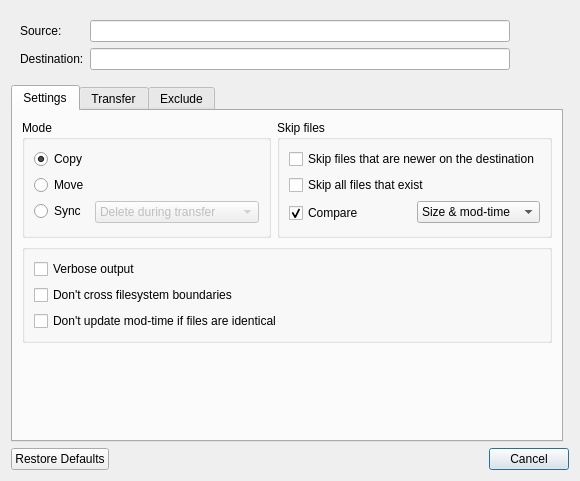
mmozeiko/RcloneBrowser, file src/transfer_dialog.ui: the form before one commit.
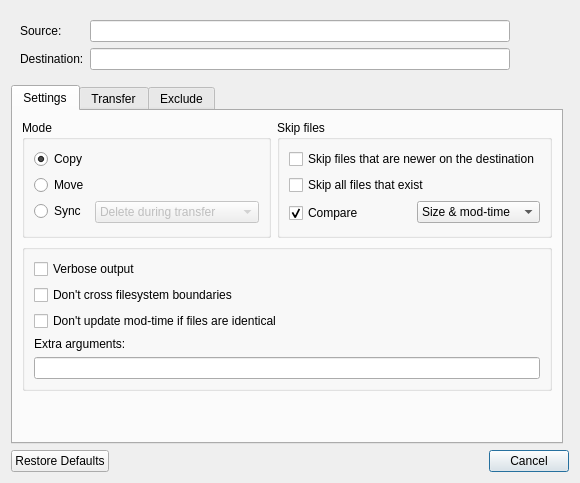
The form after the commit.

Commit message:
allow to pass extra options to clone
implements #11

Patch:
```diff
--- a/src/transfer_dialog.ui
+++ b/src/transfer_dialog.ui
@@ -6,8 +6,8 @@
    <rect>
     <x>0</x>
     <y>0</y>
-    <width>532</width>
-    <height>442</height>
+    <width>756</width>
+    <height>587</height>
    </rect>
   </property>
   <property name="sizePolicy">
@@ -362,6 +362,16 @@
             </property>
            </widget>
           </item>
+          <item>
+           <widget class="QLabel" name="label_12">
+            <property name="text">
+             <string>Extra arguments:</string>
+            </property>
+           </widget>
+          </item>
+          <item>
+           <widget class="QLineEdit" name="textExtra"/>
+          </item>
          </layout>
         </widget>
        </item>
```
Left out of the diff: 1 changed line with no effect on the pictures. The commit also changes 1 other file.
